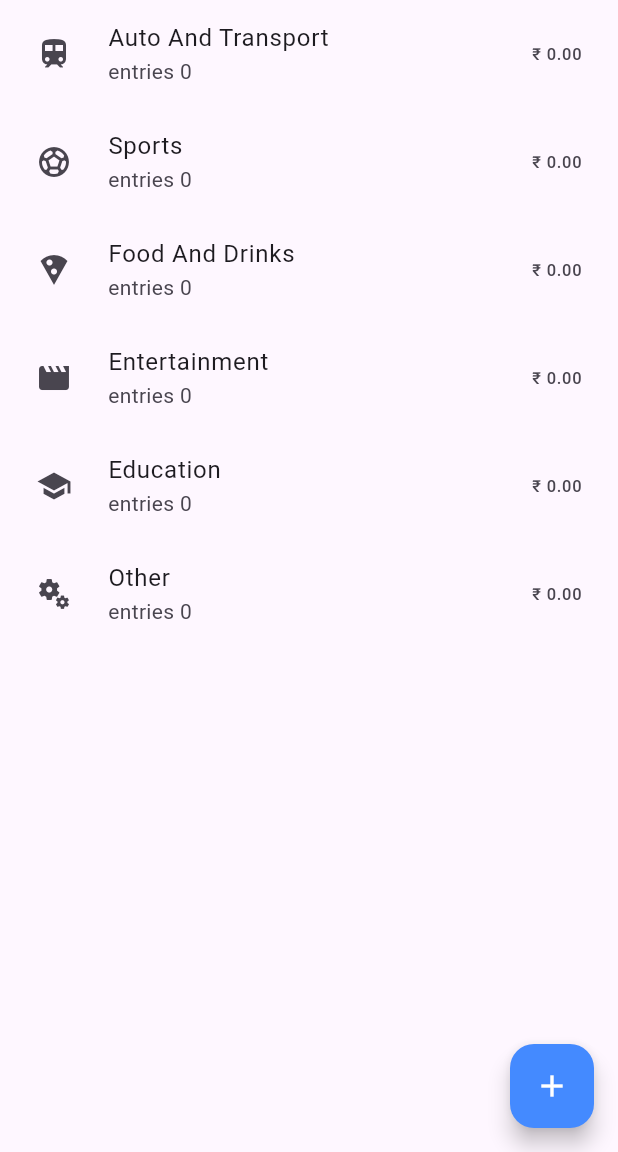
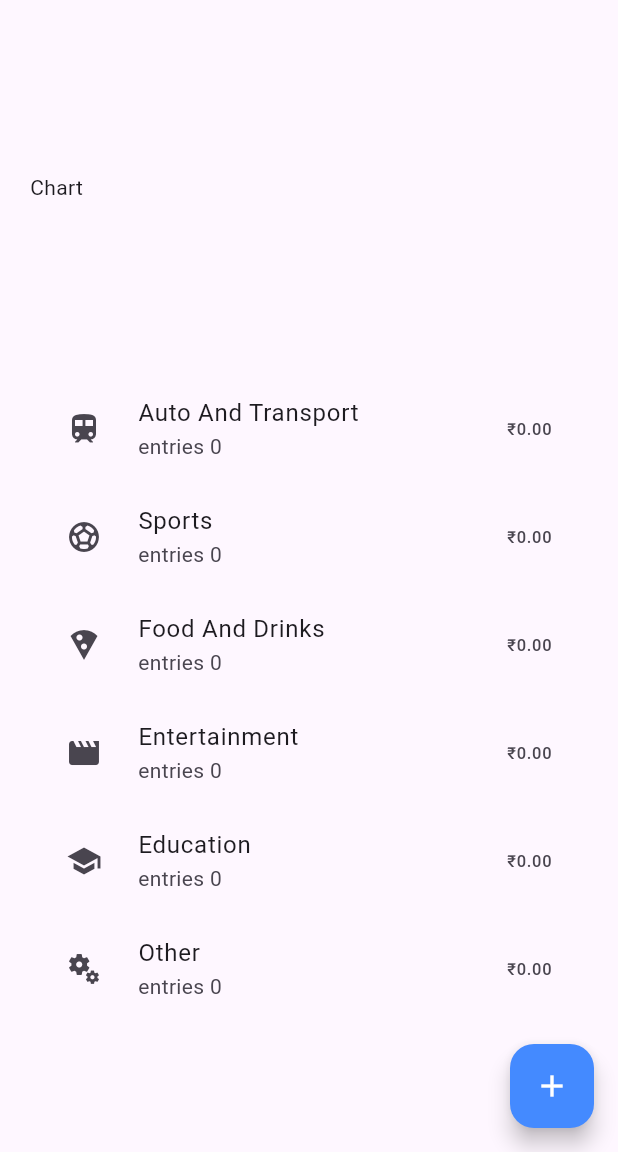
Before and after one commit to aamirk1/expense, a Flutter app: the screen it shows after launch, on a phone screen of 412 x 824 dp, the part 84-1236 px from its top. Run offline on Flutter 3.47's test engine with Material 3 defaults, Android fonts, the phone set to English and light mode, and no system bars; drawn by our look-alikes of fl_chart; our stand-ins replace sqflite; accounts and stored records are empty.

```diff
--- a/lib/main.dart
+++ b/lib/main.dart
@@ -1,5 +1,6 @@
 import 'package:expense/models/database_provider.dart';
 import 'package:expense/screens/category_screen.dart';
+import 'package:expense/screens/expense_screen.dart';
 import 'package:flutter/material.dart';
 import 'package:provider/provider.dart';
 
@@ -20,14 +21,10 @@ class MyApp extends StatelessWidget {
       debugShowCheckedModeBanner: false,
       initialRoute: CategoryScreen.name,
       routes: {
-        CategoryScreen.name:(_)=> const CategoryScreen(),
+        CategoryScreen.name: (_) => const CategoryScreen(),
+        ExpenseScreen.name: (_) => const ExpenseScreen(),
       },
-      title: 'Flutter Demo',
-      // theme: ThemeData(
-      //   colorScheme: ColorScheme.fromSeed(seedColor: Colors.deepPurple),
-      //   useMaterial3: true,
-      // ),
-      // home: const MyHomePage(title: 'Flutter Demo Home Page'),
+      title: 'Expense App',
     );
   }
 }
--- a/lib/widgets/category_screen/category_card.dart
+++ b/lib/widgets/category_screen/category_card.dart
@@ -1,5 +1,7 @@
 import 'package:expense/models/ex_category.dart';
+import 'package:expense/screens/expense_screen.dart';
 import 'package:flutter/material.dart';
+import 'package:intl/intl.dart';
 
 class CategoryCard extends StatelessWidget {
   const CategoryCard({super.key, required this.category});
@@ -8,13 +10,18 @@ class CategoryCard extends StatelessWidget {
   @override
   Widget build(BuildContext context) {
     return ListTile(
+      onTap: () {
+        Navigator.of(context)
+            .pushNamed(ExpenseScreen.name, arguments: category.title);
+      },
       leading: Padding(
         padding: const EdgeInsets.all(8),
         child: Icon(category.icon),
       ),
       title: Text(category.title),
       subtitle: Text('entries ${category.entries.toString()}'),
-      trailing: Text('₹ ${category.totalAmount.toStringAsFixed(2)}'),
+      trailing: Text(NumberFormat.currency(locale: 'en_IN', symbol: '₹')
+          .format(category.totalAmount)),
     );
   }
 }
--- a/lib/widgets/category_screen/category_fetcher.dart
+++ b/lib/widgets/category_screen/category_fetcher.dart
@@ -1,5 +1,6 @@
 import 'package:expense/models/database_provider.dart';
 import 'package:expense/widgets/category_screen/category_list.dart';
+import 'package:expense/widgets/category_screen/total_chart.dart';
 import 'package:flutter/material.dart';
 import 'package:provider/provider.dart';
 
@@ -34,10 +35,19 @@ class _CategoryFetcherState extends State<CategoryFetcher> {
                 child: Text(snapshot.error.toString()),
               );
             } else {
-              return Consumer<DatabaseProvider>(builder: (_, db, __) {
-                // var list = db.categories;
-                return const CategoryList();
-              });
+              // var list = db.categories;
+              return const Padding(
+                padding: EdgeInsets.symmetric(horizontal: 20),
+                child: Column(
+                  children: [
+                    SizedBox(
+                      height: 250,
+                      child: TotalChart(),
+                    ),
+                    Expanded(child: CategoryList()),
+                  ],
+                ),
+              );
             }
           } else {
             return const Center(
--- /dev/null
+++ b/lib/widgets/category_screen/total_chart.dart
@@ -0,0 +1,41 @@
+import 'package:expense/models/database_provider.dart';
+import 'package:fl_chart/fl_chart.dart';
+import 'package:flutter/material.dart';
+import 'package:provider/provider.dart';
+
+class TotalChart extends StatefulWidget {
+  const TotalChart({super.key});
+
+  @override
+  State<TotalChart> createState() => _TotalChartState();
+}
+
+class _TotalChartState extends State<TotalChart> {
+  @override
+  Widget build(BuildContext context) {
+    return Consumer<DatabaseProvider>(builder: (_, db, __) {
+      var list = db.categories;
+      return Row(
+        children: [
+          const Expanded(
+            flex: 60,
+            child: Text('Chart'),
+          ),
+          Expanded(
+            flex: 40,
+            child: PieChart(PieChartData(
+              centerSpaceRadius: 20,
+              sections: list
+                  .map((e) => PieChartSectionData(
+                        showTitle: false,
+                        value: e.totalAmount,
+                        color: Colors.primaries[list.indexOf(e)],
+                      ))
+                  .toList(),
+            )),
+          )
+        ],
+      );
+    });
+  }
+}
--- a/pubspec.yaml
+++ b/pubspec.yaml
@@ -39,6 +39,8 @@ dependencies:
   sqflite: ^2.4.0
   provider: ^6.1.2
   path_provider: ^2.1.5
+  intl: ^0.20.0
+  fl_chart: ^0.69.0
 
 dev_dependencies:
   flutter_test:
```
Also changed, not shown: lib/models/database_provider.dart (+15 -0 lines), lib/screens/expense_screen.dart (added, +18 -0 lines), lib/widgets/expens_form.dart (+5 -2 lines), lib/widgets/expense_screen/expense_card.dart (added, +28 -0 lines), lib/widgets/expense_screen/expense_fetcher.dart (added, +43 -0 lines), lib/widgets/expense_screen/expense_list.dart (added, +24 -0 lines), pubspec.lock.
